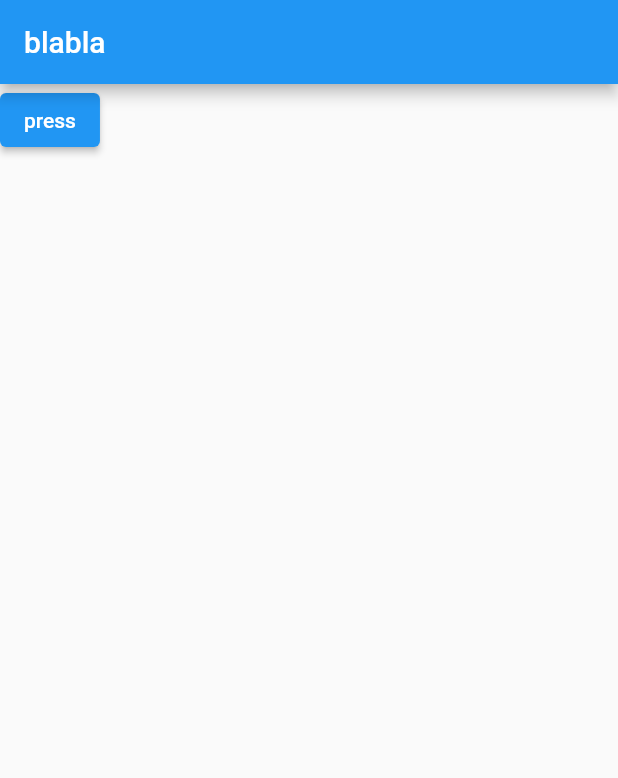
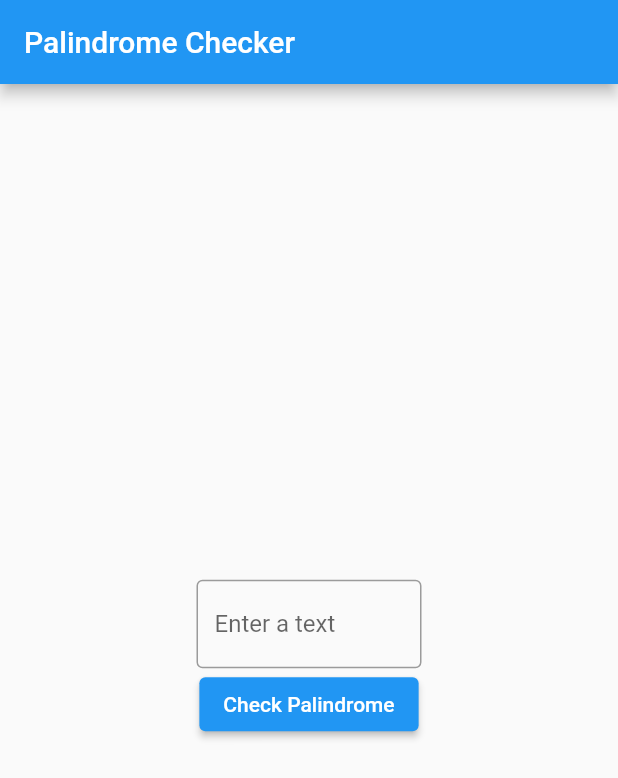
Before and after one commit to alperenekin/PlatformChannelExample, a Flutter app: the screen it shows after launch, on a phone screen of 412 x 824 dp. Shown: the top 778 px of the screen. Run offline on Flutter 3.47's test engine with Material 2 defaults, Android fonts, the light colour scheme and no system bars.

Commit message:
View updated works fine

```diff
--- a/lib/example_view.dart
+++ b/lib/example_view.dart
@@ -8,16 +8,54 @@ class ExampleView extends StatefulWidget {
 }
 
 class _ExampleViewState extends State<ExampleView> {
+  final textController = TextEditingController();
+
+  @override
+  void dispose() {
+    textController.dispose();
+    super.dispose();
+  }
+
   @override
   Widget build(BuildContext context) {
     return Scaffold(
-      appBar: AppBar(title: Text('blabla')),
-      body: ElevatedButton(
-        child: Text('press'),
-        onPressed: () async {
-          bool result = await PlatformChannelHandler.instance.isInputTextPalindrome('abbbba');
-          print(result);
-        },
+      appBar: AppBar(title: Text('Palindrome Checker')),
+      body: Column(
+        mainAxisAlignment: MainAxisAlignment.center,
+        children: [
+          Center(
+            child: Container(
+              width: 150,
+              child: TextField(
+                decoration: InputDecoration(
+                    border: OutlineInputBorder(), hintText: 'Enter a text'),
+                controller: textController,
+              ),
+            ),
+          ),
+          ElevatedButton(
+            child: Text('Check Palindrome'),
+            onPressed: () async {
+              bool result = await PlatformChannelHandler.instance
+                  .isInputTextPalindrome(textController.text);
+              if (result) {
+                final snackBar = SnackBar(
+                  content: Text('This number is plandrome'),
+                  backgroundColor: Colors.green,
+                  duration: Duration(seconds: 1),
+                );
+                ScaffoldMessenger.of(context).showSnackBar(snackBar);
+              } else {
+                final snackBar = SnackBar(
+                    content: Text('This number is not plandrome'),
+                    backgroundColor: Colors.red,
+                    duration: Duration(seconds: 1));
+                ScaffoldMessenger.of(context).showSnackBar(snackBar);
+              }
+              textController.clear();
+            },
+          ),
+        ],
       ),
     );
   }
--- a/lib/main.dart
+++ b/lib/main.dart
@@ -11,6 +11,7 @@ class MyApp extends StatelessWidget {
   Widget build(BuildContext context) {
     return MaterialApp(
       title: 'Flutter Demo',
+      debugShowCheckedModeBanner: false,
       theme: ThemeData(
         primarySwatch: Colors.blue,
       ),
```
